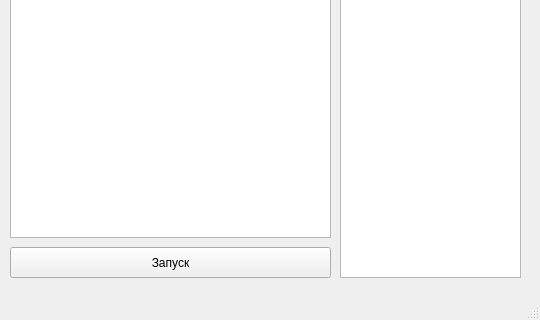
Old version of the form gui/coexgui/mainwindow.ui in the repository forensictool/coex; both pictures show x 0 to 540 and y 230 to 550 of the 540 by 550 pixel window.
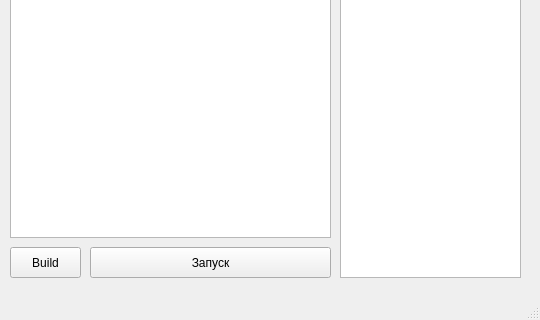
New version of the form. Icons and pictures are not drawn.

Commit message: update #12: add new button(build), fix icons display

```diff
--- a/gui/coexgui/mainwindow.ui
+++ b/gui/coexgui/mainwindow.ui
@@ -65,9 +65,9 @@
    <widget class="QPushButton" name="pushButton_3">
     <property name="geometry">
      <rect>
-      <x>10</x>
+      <x>90</x>
       <y>460</y>
-      <width>321</width>
+      <width>241</width>
       <height>31</height>
      </rect>
     </property>
@@ -104,6 +104,19 @@
      <set>QAbstractItemView::NoEditTriggers</set>
     </property>
    </widget>
+   <widget class="QPushButton" name="pushButton_4">
+    <property name="geometry">
+     <rect>
+      <x>10</x>
+      <y>460</y>
+      <width>71</width>
+      <height>31</height>
+     </rect>
+    </property>
+    <property name="text">
+     <string>Build</string>
+    </property>
+   </widget>
   </widget>
   <widget class="QMenuBar" name="menuBar">
    <property name="geometry">
```
The commit also changes 2 other files.
